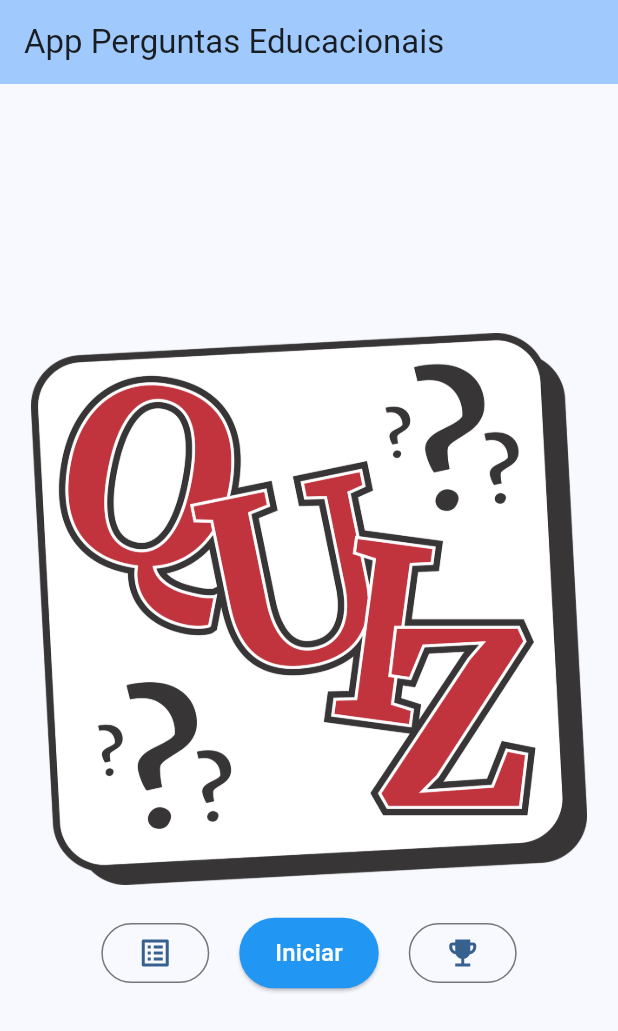
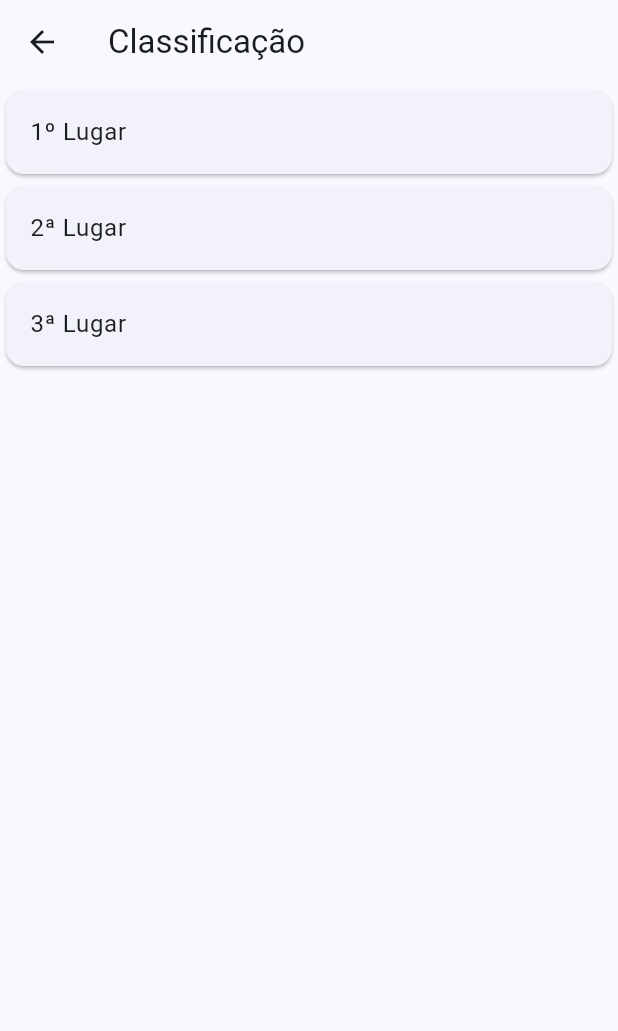
Before and after one commit to jeanarthur/app_perguntas_educacionais, a Flutter app: the screen it shows after launch, after a tap on the "emoji events" icon, on a phone screen of 412 x 824 dp. Shown: the top 1031 px of the screen. Run offline on Flutter 3.47's test engine with Material 3 defaults, Android fonts, the phone set to English and light mode, and no system bars.

Commit message:
feat: adiciona estrutura telas questionario e classificacao

```diff
--- a/lib/main.dart
+++ b/lib/main.dart
@@ -99,6 +99,10 @@ class _MyHomePageState extends State<MyHomePage> {
           mainAxisAlignment: MainAxisAlignment.center,
           children: <Widget>[
             SizedBox(
+              height: 40, // Mantém a proporção 1:1
+              child: Text('Questionário A', style: TextStyle(fontSize: 24)),
+            ),
+            SizedBox(
               width: imageSize,
               height: imageSize, // Mantém a proporção 1:1
               child: Image.asset('assets/images/quiz_default.png'),
@@ -108,7 +112,12 @@ class _MyHomePageState extends State<MyHomePage> {
               mainAxisAlignment: MainAxisAlignment.center,
               children: [
                 OutlinedButton(
-                  onPressed: () {},
+                  onPressed: () {
+                    Navigator.push(
+                      context,
+                      MaterialPageRoute(builder: (context) => const Questionaries())
+                    );
+                  },
                   child: Column(
                     children: [
                       Icon(Icons.list_alt, size: 24),
@@ -128,7 +137,12 @@ class _MyHomePageState extends State<MyHomePage> {
                 ),
                 SizedBox(width: 20), // Espaçamento horizontal entre os botões
                 OutlinedButton(
-                  onPressed: () {},
+                  onPressed: () {
+                    Navigator.push(
+                      context,
+                      MaterialPageRoute(builder: (context) => const Ranking())
+                    );
+                  },
                   child: Column(
                     children: [
                       Icon(Icons.emoji_events, size: 24),
@@ -144,3 +158,61 @@ class _MyHomePageState extends State<MyHomePage> {
     );
   }
 }
+
+class Questionaries extends StatelessWidget {
+  const Questionaries({super.key});
+
+  @override
+  Widget build(BuildContext context) {
+    return Scaffold(
+      appBar: AppBar(
+        title: Text("Questionários"),
+      ),
+      body: Center(
+        child: Column(
+          mainAxisAlignment: MainAxisAlignment.center,
+          children: [
+            Expanded(
+              child: ListView(
+                children: [
+                  Card(child: ListTile(title: Text('Questionário A'))),
+                  Card(child: ListTile(title: Text('Questionário B'))),
+                  Card(child: ListTile(title: Text('Questionário C'))),
+                ],
+              ),
+            ),
+          ],
+        ),
+      ),
+    );
+  }
+}
+
+class Ranking extends StatelessWidget {
+  const Ranking({super.key});
+
+  @override
+  Widget build(BuildContext context) {
+    return Scaffold(
+      appBar: AppBar(
+        title: Text("Classificação"),
+      ),
+      body: Center(
+        child: Column(
+          mainAxisAlignment: MainAxisAlignment.center,
+          children: [
+            Expanded(
+              child: ListView(
+                children: [
+                  Card(child: ListTile(title: Text('1º Lugar'))),
+                  Card(child: ListTile(title: Text('2ª Lugar'))),
+                  Card(child: ListTile(title: Text('3ª Lugar'))),
+                ],
+              ),
+            ),
+          ],
+        ),
+      ),
+    );
+  }
+}
```
Also changed, not shown: 1 other file.
